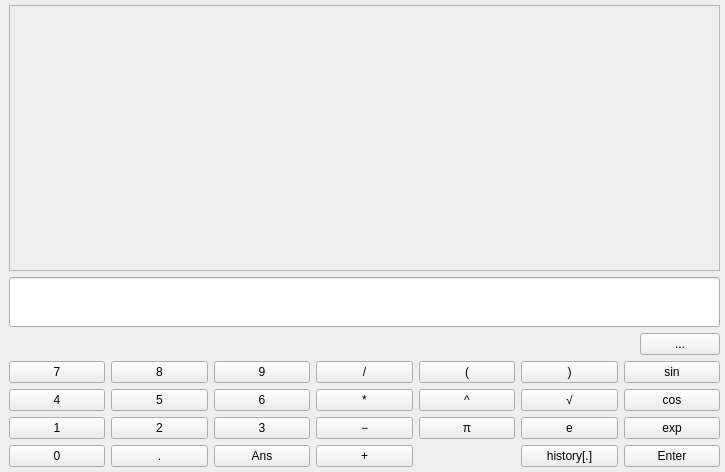
Above: src/View/MainWindow.ui from viktorcsimma/acorn-calc before the change. Below: the same form after it.
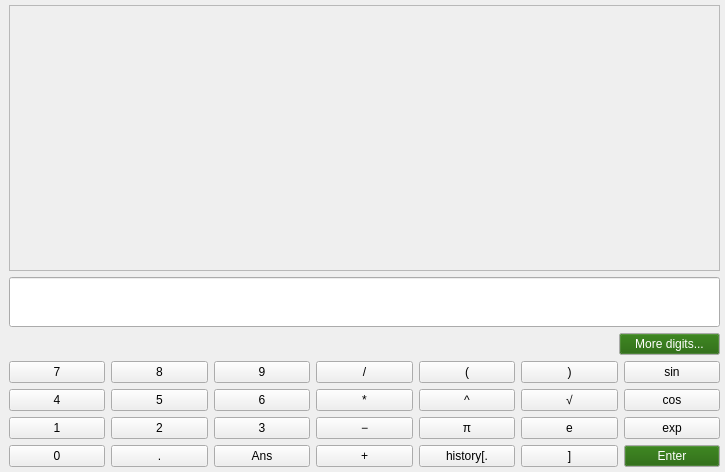
That is the form after the change. Custom widgets are drawn as their Qt base class.

Patch:
```diff
--- a/src/View/MainWindow.ui
+++ b/src/View/MainWindow.ui
@@ -79,7 +79,7 @@
        </widget>
       </item>
       <item>
-       <layout class="QHBoxLayout" name="horizontalLayout_2" stretch="9,1">
+       <layout class="QHBoxLayout" name="horizontalLayout_2" stretch="6,1">
         <item>
          <widget class="QLabel" name="secondaryOutputLabel">
           <property name="text">
@@ -92,8 +92,63 @@
         </item>
         <item>
          <widget class="QPushButton" name="preciseOutputButton">
+          <property name="palette">
+           <palette>
+            <active>
+             <colorrole role="Button">
+              <brush brushstyle="SolidPattern">
+               <color alpha="255">
+                <red>27</red>
+                <green>96</green>
+                <blue>0</blue>
+               </color>
+              </brush>
+             </colorrole>
+             <colorrole role="ButtonText">
+              <brush brushstyle="SolidPattern">
+               <color alpha="255">
+                <red>255</red>
+                <green>255</green>
+                <blue>255</blue>
+               </color>
+              </brush>
+             </colorrole>
+            </active>
+            <inactive>
+             <colorrole role="Button">
+              <brush brushstyle="SolidPattern">
+               <color alpha="255">
+                <red>27</red>
+                <green>96</green>
+                <blue>0</blue>
+               </color>
+              </brush>
+             </colorrole>
+             <colorrole role="ButtonText">
+              <brush brushstyle="SolidPattern">
+               <color alpha="255">
+                <red>255</red>
+                <green>255</green>
+                <blue>255</blue>
+               </color>
+              </brush>
+             </colorrole>
+            </inactive>
+            <disabled>
+             <colorrole role="Button">
+              <brush brushstyle="SolidPattern">
+               <color alpha="255">
+                <red>27</red>
+                <green>96</green>
+                <blue>0</blue>
+               </color>
+              </brush>
+             </colorrole>
+            </disabled>
+           </palette>
+          </property>
           <property name="text">
-           <string>...</string>
+           <string>More digits...</string>
           </property>
          </widget>
         </item>
@@ -131,13 +186,6 @@
         </property>
        </widget>
       </item>
-      <item row="4" column="5">
-       <widget class="QPushButton" name="historyButton">
-        <property name="text">
-         <string>history[.]</string>
-        </property>
-       </widget>
-      </item>
       <item row="2" column="3">
        <widget class="QPushButton" name="multiplyButton">
         <property name="text">
@@ -287,11 +335,80 @@
       </item>
       <item row="4" column="6">
        <widget class="QPushButton" name="enterButton">
+        <property name="palette">
+         <palette>
+          <active>
+           <colorrole role="Button">
+            <brush brushstyle="SolidPattern">
+             <color alpha="255">
+              <red>27</red>
+              <green>96</green>
+              <blue>0</blue>
+             </color>
+            </brush>
+           </colorrole>
+           <colorrole role="ButtonText">
+            <brush brushstyle="SolidPattern">
+             <color alpha="255">
+              <red>255</red>
+              <green>255</green>
+              <blue>255</blue>
+             </color>
+            </brush>
+           </colorrole>
+          </active>
+          <inactive>
+           <colorrole role="Button">
+            <brush brushstyle="SolidPattern">
+             <color alpha="255">
+              <red>27</red>
+              <green>96</green>
+              <blue>0</blue>
+             </color>
+            </brush>
+           </colorrole>
+           <colorrole role="ButtonText">
+            <brush brushstyle="SolidPattern">
+             <color alpha="255">
+              <red>255</red>
+              <green>255</green>
+              <blue>255</blue>
+             </color>
+            </brush>
+           </colorrole>
+          </inactive>
+          <disabled>
+           <colorrole role="Button">
+            <brush brushstyle="SolidPattern">
+             <color alpha="255">
+              <red>27</red>
+              <green>96</green>
+              <blue>0</blue>
+             </color>
+            </brush>
+           </colorrole>
+          </disabled>
+         </palette>
+        </property>
         <property name="text">
          <string>Enter</string>
         </property>
        </widget>
       </item>
+      <item row="4" column="4">
+       <widget class="QPushButton" name="historyButton">
+        <property name="text">
+         <string>history[.</string>
+        </property>
+       </widget>
+      </item>
+      <item row="4" column="5">
+       <widget class="QPushButton" name="rightSquareBracketButton">
+        <property name="text">
+         <string>]</string>
+        </property>
+       </widget>
+      </item>
      </layout>
     </item>
    </layout>
```
